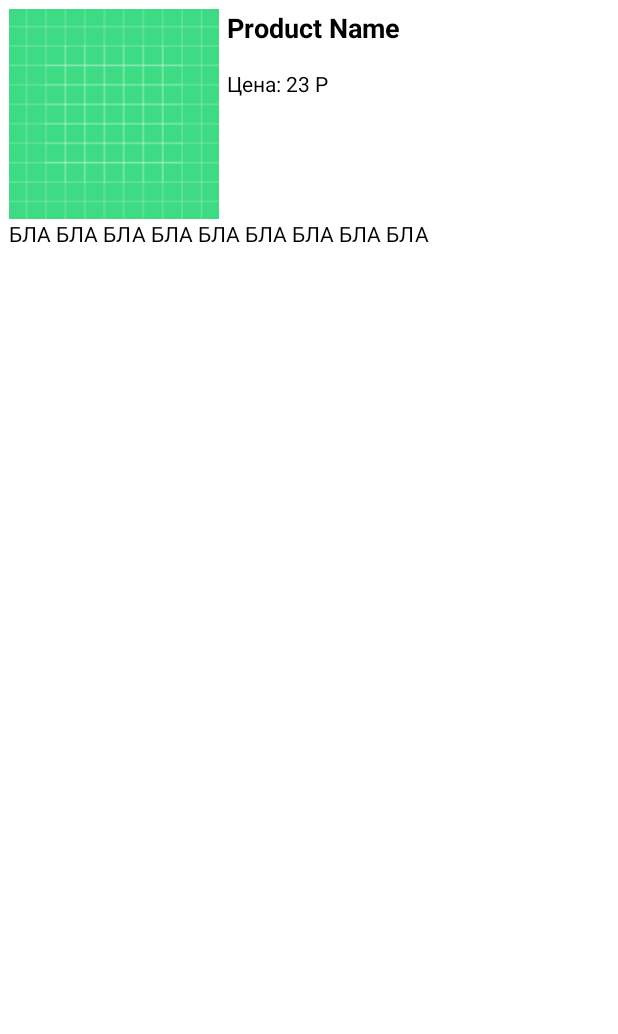
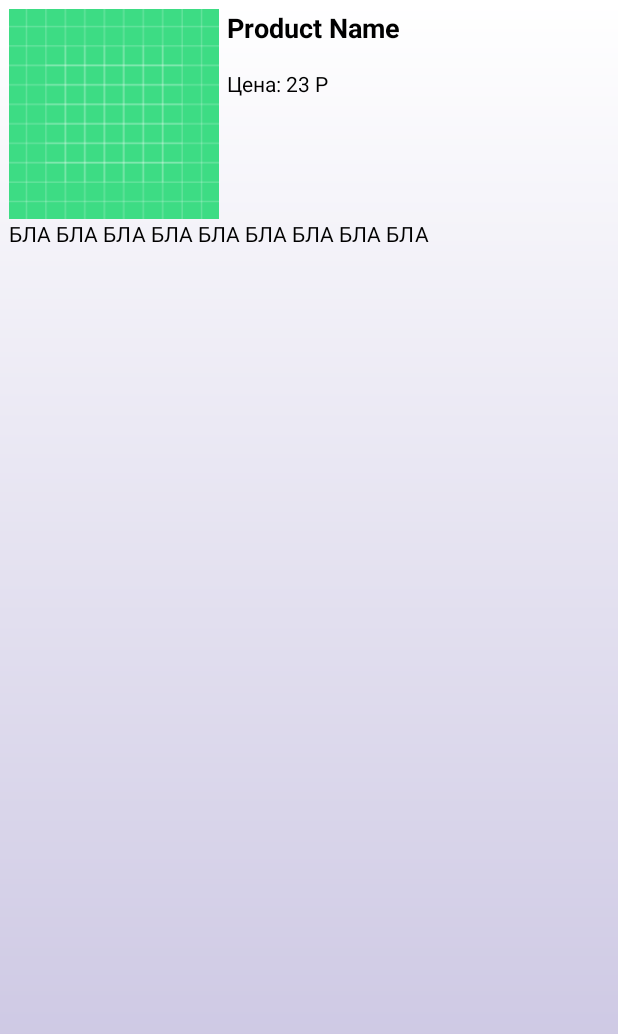
Before and after one commit to Cthutq295/ProductTask, an Android app: the layout fragment_product_info.xml on its own in the app's theme, with its tools: preview values and no code run, on a phone screen of 412 x 824 dp. Shown: the top 1034 px of the screen. Run offline under Robolectric (Android 15) with nearby library versions, the phone set to English and light mode, and no system bars.

Commit message:
Added gray background to fragment screens.

```diff
--- a/app/src/main/res/layout/fragment_product_info.xml
+++ b/app/src/main/res/layout/fragment_product_info.xml
@@ -4,6 +4,7 @@
     xmlns:tools="http://schemas.android.com/tools"
     android:layout_width="match_parent"
     android:layout_height="match_parent"
+    android:background="@drawable/app_background_gray"
     android:padding="6dp"
     tools:context=".ui.ProductInfoFragment">
 
--- a/app/src/main/res/layout/fragment_product_list.xml
+++ b/app/src/main/res/layout/fragment_product_list.xml
@@ -3,6 +3,7 @@
     xmlns:tools="http://schemas.android.com/tools"
     android:layout_width="match_parent"
     android:layout_height="match_parent"
+    android:background="@drawable/app_background_gray"
     android:orientation="vertical"
     tools:context=".ui.ProductListFragment">
 
@@ -10,6 +11,6 @@
         android:id="@+id/rvProductList"
         android:layout_width="match_parent"
         android:layout_height="match_parent"
-        tools:listitem="@layout/item_product"/>
+        tools:listitem="@layout/item_product" />
 
 </LinearLayout>
```
